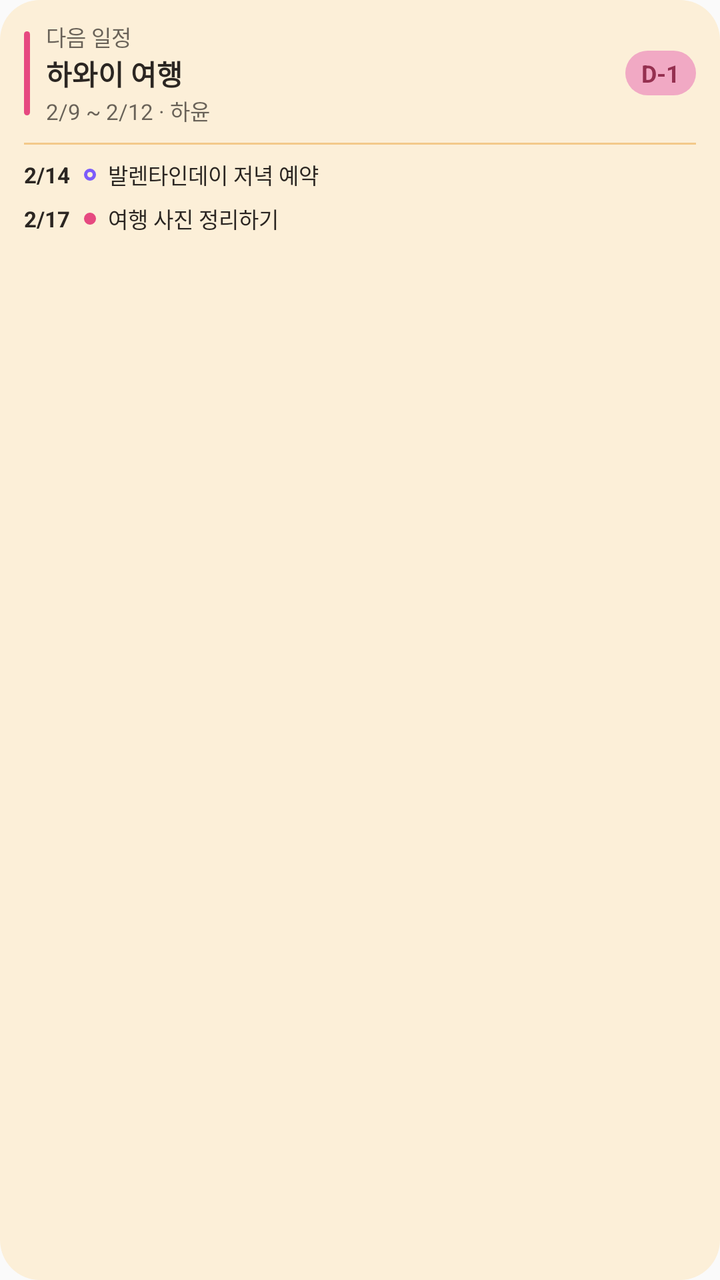
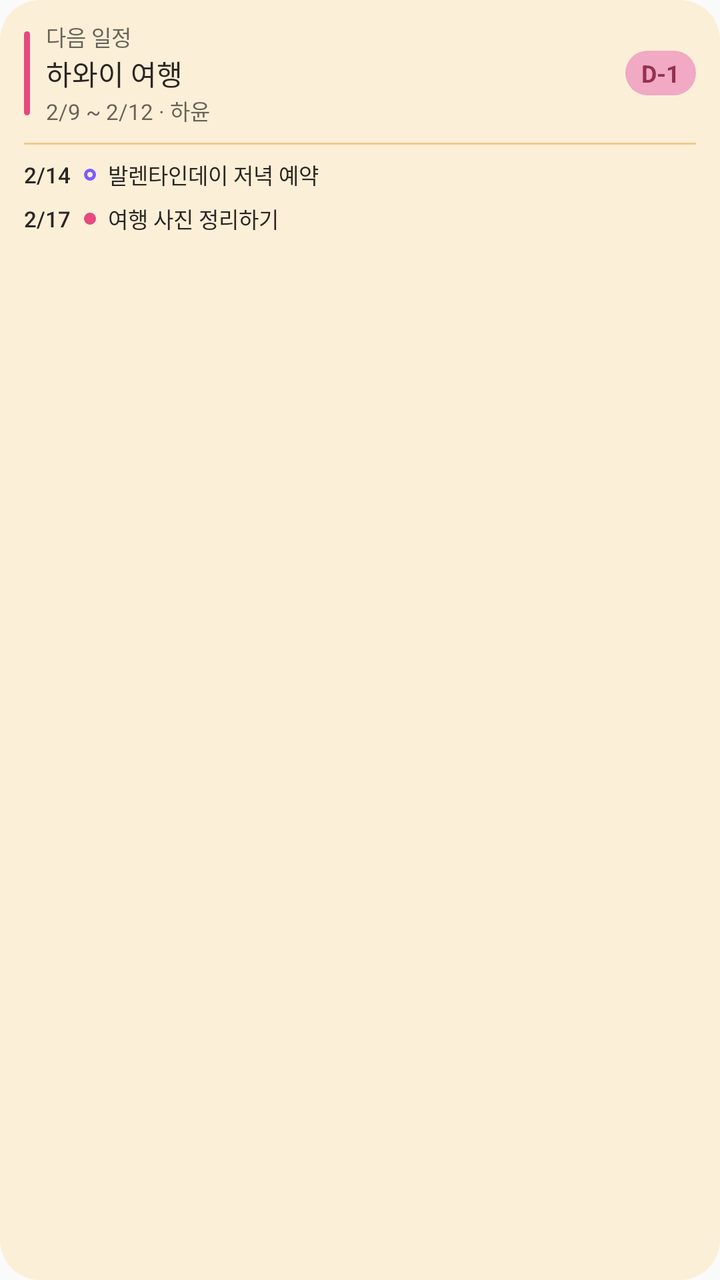

The first picture is an Android layout as it rendered before a commit; the second is the same layout after the commit. The layout source and the unified diff follow.
<!-- AndroidManifest.xml: application theme Theme.TandemPlanner -->
<!-- res/layout/widget_preview_list.xml -->
<?xml version="1.0" encoding="utf-8"?>
<LinearLayout xmlns:android="http://schemas.android.com/apk/res/android"
    xmlns:tools="http://schemas.android.com/tools"
    tools:ignore="HardcodedText"
    android:layout_width="match_parent"
    android:layout_height="match_parent"
    android:background="@drawable/widget_preview_bg"
    android:orientation="vertical"
    android:paddingStart="12dp"
    android:paddingTop="10dp"
    android:paddingEnd="12dp"
    android:paddingBottom="10dp">

    <LinearLayout
        android:layout_width="match_parent"
        android:layout_height="wrap_content"
        android:gravity="center_vertical"
        android:orientation="horizontal">

        <FrameLayout
            android:layout_width="3dp"
            android:layout_height="42dp"
            android:background="@drawable/widget_preview_bar" />

        <LinearLayout
            android:layout_width="0dp"
            android:layout_height="wrap_content"
            android:layout_marginStart="8dp"
            android:layout_weight="1"
            android:orientation="vertical">

            <TextView
                android:layout_width="wrap_content"
                android:layout_height="wrap_content"
                android:text="다음 일정"
                android:textColor="#B32B2622"
                android:textSize="11sp" />

            <TextView
                android:layout_width="wrap_content"
                android:layout_height="wrap_content"
                android:maxLines="1"
                android:text="하와이 여행"
                android:textColor="#2B2622"
                android:textSize="14sp"
                android:textStyle="bold" />

            <TextView
                android:layout_width="wrap_content"
                android:layout_height="wrap_content"
                android:maxLines="1"
                android:text="2/9 ~ 2/12 · 하윤"
                android:textColor="#B32B2622"
                android:textSize="11sp" />
        </LinearLayout>

        <TextView
            android:layout_width="wrap_content"
            android:layout_height="wrap_content"
            android:background="@drawable/widget_preview_pill"
            android:paddingStart="8dp"
            android:paddingTop="3dp"
            android:paddingEnd="8dp"
            android:paddingBottom="3dp"
            android:text="D-1"
            android:textColor="#953050"
            android:textSize="12sp"
            android:textStyle="bold" />
    </LinearLayout>

    <FrameLayout
        android:layout_width="match_parent"
        android:layout_height="1dp"
        android:layout_marginTop="8dp"
        android:layout_marginBottom="4dp"
        android:background="#F3C98A" />

    
    <LinearLayout
        android:layout_width="match_parent"
        android:layout_height="22dp"
        android:gravity="center_vertical"
        android:orientation="horizontal">

        <TextView
            android:layout_width="30dp"
            android:layout_height="wrap_content"
            android:maxLines="1"
            android:text="2/14"
            android:textColor="#2B2622"
            android:textSize="11sp"
            android:textStyle="bold" />

        
        <FrameLayout
            android:layout_width="6dp"
            android:layout_height="6dp"
            android:background="@drawable/widget_preview_ring_violet" />

        <TextView
            android:layout_width="0dp"
            android:layout_height="wrap_content"
            android:layout_marginStart="6dp"
            android:layout_weight="1"
            android:maxLines="1"
            android:text="발렌타인데이 저녁 예약"
            android:textColor="#2B2622"
            android:textSize="11sp" />
    </LinearLayout>

    
    <LinearLayout
        android:layout_width="match_parent"
        android:layout_height="22dp"
        android:gravity="center_vertical"
        android:orientation="horizontal">

        <TextView
            android:layout_width="30dp"
            android:layout_height="wrap_content"
            android:maxLines="1"
            android:text="2/17"
            android:textColor="#2B2622"
            android:textSize="11sp"
            android:textStyle="bold" />

        <FrameLayout
            android:layout_width="6dp"
            android:layout_height="6dp"
            android:background="@drawable/widget_preview_dot_pink" />

        <TextView
            android:layout_width="0dp"
            android:layout_height="wrap_content"
            android:layout_marginStart="6dp"
            android:layout_weight="1"
            android:maxLines="1"
            android:text="여행 사진 정리하기"
            android:textColor="#2B2622"
            android:textSize="11sp" />
    </LinearLayout>

</LinearLayout>
<!-- resources referenced by this layout -->
<resources>
  <!-- drawable widget_preview_bar (drawable) -->
  <?xml version="1.0" encoding="utf-8"?>
  <shape xmlns:android="http://schemas.android.com/apk/res/android" android:shape="rectangle">
      <solid android:color="#E64980" />
      <corners android:radius="2dp" />
  </shape>
  <!-- drawable widget_preview_bg (drawable) -->
  <?xml version="1.0" encoding="utf-8"?>
  <shape xmlns:android="http://schemas.android.com/apk/res/android" android:shape="rectangle">
      <solid android:color="#FCEFD8" />
      <corners android:radius="20dp" />
  </shape>
  <!-- drawable widget_preview_dot_pink (drawable) -->
  <?xml version="1.0" encoding="utf-8"?>
  <shape xmlns:android="http://schemas.android.com/apk/res/android" android:shape="oval">
      <solid android:color="#E64980" />
  </shape>
  <!-- drawable widget_preview_pill (drawable) -->
  <?xml version="1.0" encoding="utf-8"?>
  <shape xmlns:android="http://schemas.android.com/apk/res/android" android:shape="rectangle">
      <solid android:color="#F1A9C4" />
      <corners android:radius="50dp" />
  </shape>
  <!-- drawable widget_preview_ring_violet (drawable) -->
  <?xml version="1.0" encoding="utf-8"?>
  <shape xmlns:android="http://schemas.android.com/apk/res/android" android:shape="oval">
      <stroke
          android:width="1.5dp"
          android:color="#7C5CFA" />
  </shape>
  <style name="Theme.TandemPlanner" parent="android:Theme.Material.Light.NoActionBar" />
</resources>

<!-- the commit's change to res/layout/widget_preview_list.xml (unified diff, before → after) -->
@@ -43,7 +43,7 @@
                 android:text="하와이 여행"
                 android:textColor="#2B2622"
                 android:textSize="14sp"
-                android:textStyle="bold" />
+                android:fontFamily="sans-serif-medium" />
 
             <TextView
                 android:layout_width="wrap_content"
@@ -89,7 +89,7 @@
             android:text="2/14"
             android:textColor="#2B2622"
             android:textSize="11sp"
-            android:textStyle="bold" />
+            android:fontFamily="sans-serif-medium" />
 
         
         <FrameLayout
@@ -122,7 +122,7 @@
             android:text="2/17"
             android:textColor="#2B2622"
             android:textSize="11sp"
-            android:textStyle="bold" />
+            android:fontFamily="sans-serif-medium" />
 
         <FrameLayout
             android:layout_width="6dp"
